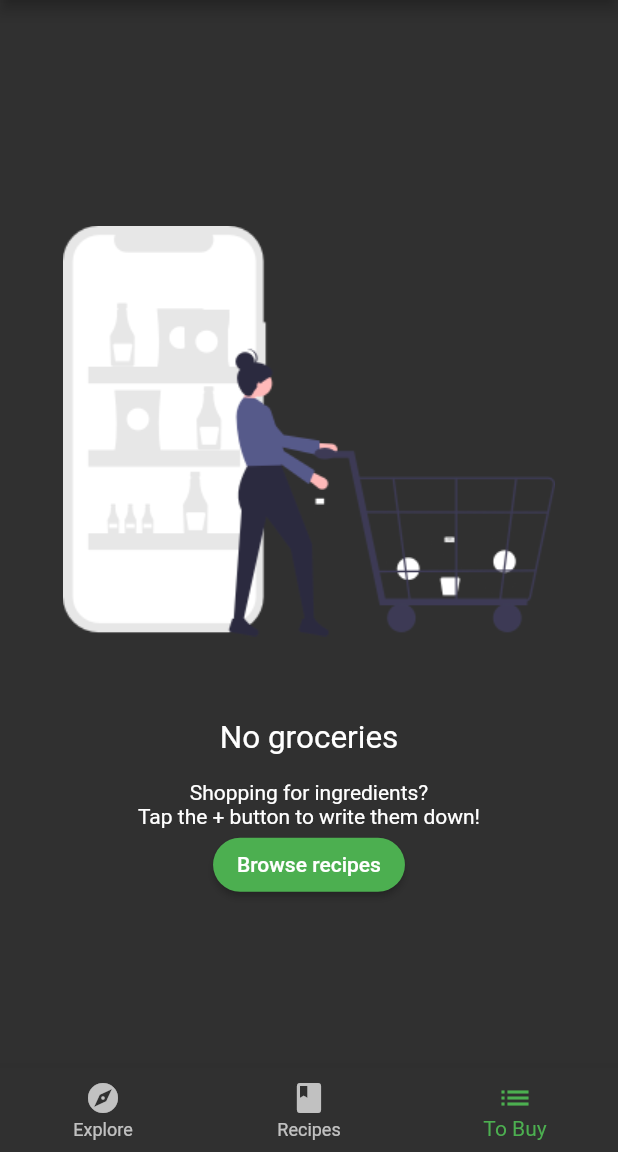
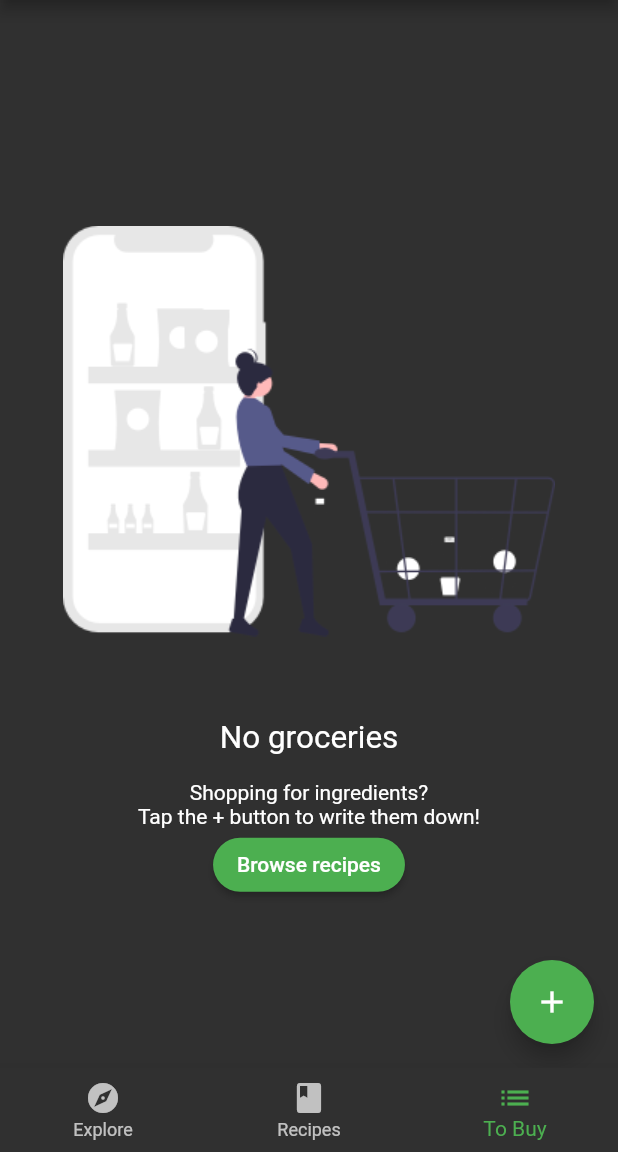
Before and after one commit to mjgasior/learning_flutter, a Flutter app: the screen it shows after launch, item 3 of the bottom bar chosen, on a phone screen of 412 x 824 dp, the part 84-1236 px from its top. Run offline on Flutter 3.47's test engine with Material 2 defaults, Android fonts, the phone set to English and light mode, and no system bars; our stand-ins replace google_fonts.

```diff
--- a/lib/main.dart
+++ b/lib/main.dart
@@ -18,7 +18,10 @@ class Fooderlich extends StatelessWidget {
       theme: theme,
       title: 'Fooderlich',
       home: MultiProvider(
-        providers: [ChangeNotifierProvider(create: (context) => TabManager())],
+        providers: [
+          ChangeNotifierProvider(create: (context) => TabManager()),
+          ChangeNotifierProvider(create: (context) => GroceryManager()),
+        ],
         child: const Home(),
       )
     );
--- a/lib/models/models.dart
+++ b/lib/models/models.dart
@@ -4,3 +4,4 @@ export 'simple_recipe.dart';
 export 'explore_data.dart';
 export 'grocery_item.dart';
 export 'tab_manager.dart';
+export 'grocery_manager.dart';
--- a/lib/screens/grocery_screen.dart
+++ b/lib/screens/grocery_screen.dart
@@ -1,11 +1,31 @@
 import 'package:flutter/material.dart';
+import 'package:learning_dart/models/models.dart';
 import 'package:learning_dart/screens/empty_grocery_screen.dart';
+import 'package:provider/provider.dart';
 
 class GroceryScreen extends StatelessWidget {
   const GroceryScreen({Key? key}) : super(key: key);
 
+  Widget buildGroceryScreen(BuildContext context) {
+    return Consumer<GroceryManager>(
+        builder: (context, manager, child) {
+          if (manager.groceryItems.isNotEmpty) {
+            return Container();
+          } else {
+            return const EmptyGroceryScreen();
+          }
+        }
+    );
+  }
+
   @override
   Widget build(BuildContext context) {
-    return const EmptyGroceryScreen();
+    return Scaffold(
+      floatingActionButton: FloatingActionButton(
+        child: const Icon(Icons.add),
+        onPressed: () {},
+      ),
+      body: buildGroceryScreen(context)
+    );
   }
 }
--- a/pubspec.yaml
+++ b/pubspec.yaml
@@ -13,13 +13,15 @@ dependencies:
   google_fonts: ^2.1.0
   cupertino_icons: ^1.0.2
   provider: ^6.0.1
+  flutter_colorpicker: ^0.6.0
+  intl: ^0.17.0
+  uuid: ^3.0.5
 
 dev_dependencies:
   flutter_test:
     sdk: flutter
 
   flutter_lints: ^1.0.0
-
 
 flutter:
   uses-material-design: true
```
Also changed, not shown: lib/models/grocery_manager.dart (added, +29 -0 lines), pubspec.lock.
